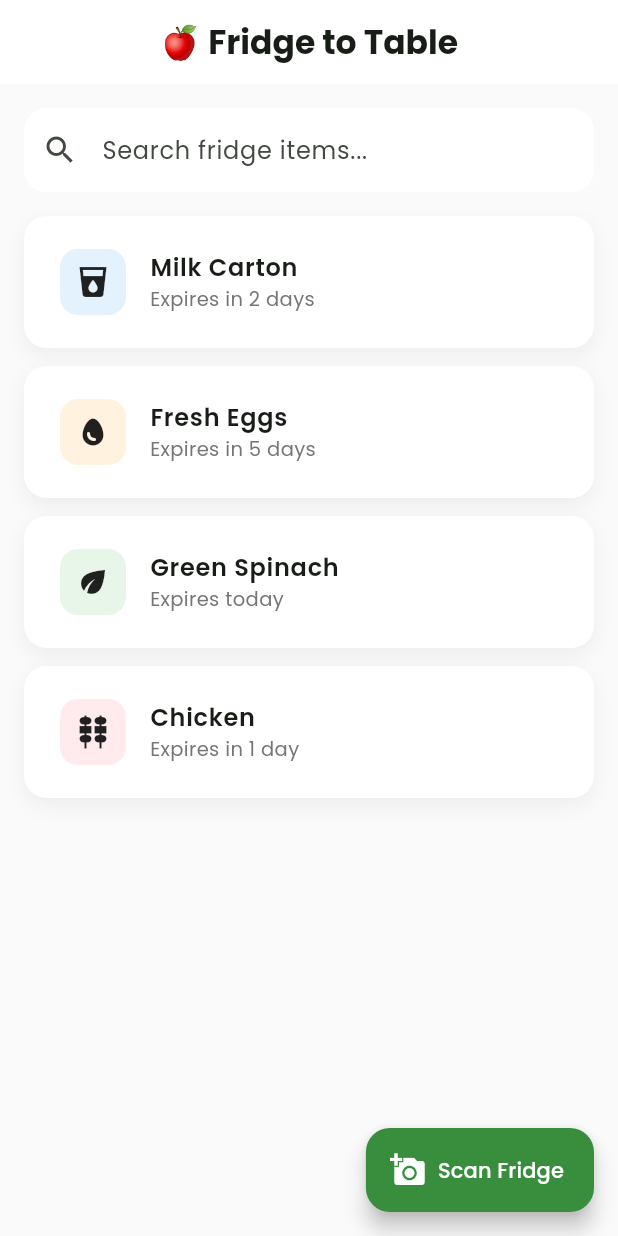
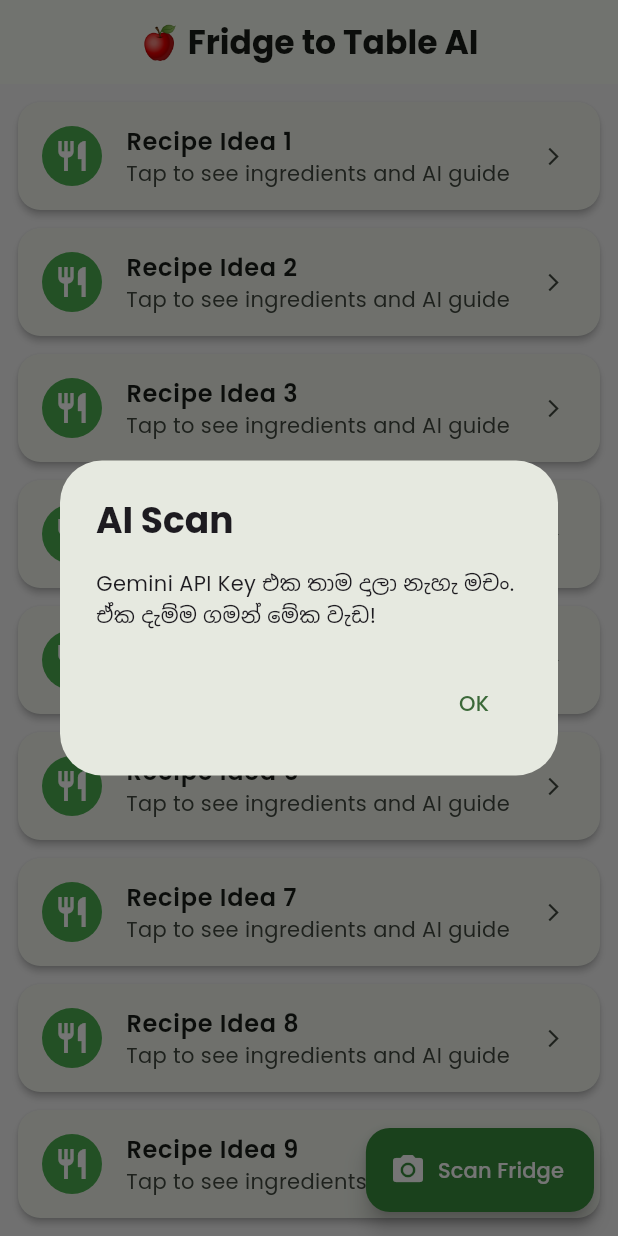
Before and after one commit to danithu17/fridge-to-table, a Flutter app: the screen it shows after launch, after a tap on "Scan Fridge", on a phone screen of 412 x 824 dp. Run offline on Flutter 3.47's test engine with Material 3 defaults, Android fonts, the phone set to English and light mode, and no system bars; our stand-ins replace connectivity_plus, flutter_riverpod, google_fonts, google_generative_ai, google_mobile_ads, image_picker; network calls fail.

Commit message:
Update main.dart

```diff
--- a/lib/main.dart
+++ b/lib/main.dart
@@ -1,12 +1,12 @@
 import 'package:flutter/material.dart';
 import 'package:google_mobile_ads/google_mobile_ads.dart';
 import 'package:google_fonts/google_fonts.dart';
+import 'package:connectivity_plus/connectivity_plus.dart';
+import 'dart:async';
 
 void main() async {
-  // Flutter Engine එක සහ AdMob Initialize කිරීම
   WidgetsFlutterBinding.ensureInitialized();
   await MobileAds.instance.initialize();
-
   runApp(const FridgeToTableApp());
 }
 
@@ -16,12 +16,10 @@ class FridgeToTableApp extends StatelessWidget {
   @override
   Widget build(BuildContext context) {
     return MaterialApp(
-      title: 'Fridge to Table',
       debugShowCheckedModeBanner: false,
       theme: ThemeData(
         useMaterial3: true,
-        // ඇප් එකේ ප්‍රධාන පාට කොළ පාට (Fresh Look)
-        colorScheme: ColorScheme.fromSeed(seedColor: Colors.green.shade700),
+        colorSchemeSeed: Colors.green,
         textTheme: GoogleFonts.poppinsTextTheme(),
       ),
       home: const HomeScreen(),
@@ -38,88 +36,89 @@ class HomeScreen extends StatefulWidget {
 
 class _HomeScreenState extends State<HomeScreen> {
   BannerAd? _bannerAd;
-  bool _isBannerAdLoaded = false;
-
-  // ⚠️ මේක Google දෙන Test ID එක. ඇප් එක රන් වෙලා ඇඩ්ස් පේනවද බලන්න මේක පාවිච්චි කරන්න.
-  final String adUnitId = 'ca-app-pub-3940256099942544/6300978111';
+  bool _isAdLoaded = false;
+  late StreamSubscription<List<ConnectivityResult>> connectivitySub;
 
   @override
   void initState() {
     super.initState();
-    _loadBannerAd();
+    _initAd();
+    _checkInternet();
   }
 
-  void _loadBannerAd() {
+  // 1. AdMob Setup
+  void _initAd() {
     _bannerAd = BannerAd(
-      adUnitId: adUnitId,
+      adUnitId: 'ca-app-pub-3940256099942544/6300978111', // Test ID
       request: const AdRequest(),
       size: AdSize.banner,
       listener: BannerAdListener(
-        onAdLoaded: (ad) {
-          setState(() {
-            _isBannerAdLoaded = true;
-          });
-        },
-        onAdFailedToLoad: (ad, error) {
-          ad.dispose();
-          debugPrint('Ad failed to load: $error');
-        },
+        onAdLoaded: (ad) => setState(() => _isAdLoaded = true),
+        onAdFailedToLoad: (ad, err) => ad.dispose(),
       ),
     )..load();
+  }
+
+  // 2. Internet Connection Check
+  void _checkInternet() {
+    connectivitySub = Connectivity().onConnectivityChanged.listen((results) {
+      if (results.contains(ConnectivityResult.none)) {
+        _showError("No Internet!", "AI scan එක වැඩ කරන්න නම් ඉන්ටර්නෙට් ඕනේ මචං.");
+      }
+    });
+  }
+
+  void _showError(String title, String msg) {
+    showDialog(
+      context: context,
+      builder: (c) => AlertDialog(
+        title: Text(title, style: const TextStyle(fontWeight: FontWeight.bold)),
+        content: Text(msg),
+        actions: [TextButton(onPressed: () => Navigator.pop(c), child: const Text("OK"))],
+      ),
+    );
   }
 
   @override
   void dispose() {
     _bannerAd?.dispose();
+    connectivitySub.cancel();
     super.dispose();
   }
 
   @override
   Widget build(BuildContext context) {
     return Scaffold(
-      backgroundColor: Colors.grey.shade50,
+      backgroundColor: Colors.grey.shade100,
       appBar: AppBar(
-        title: const Text('🍎 Fridge to Table', style: TextStyle(fontWeight: FontWeight.bold)),
+        title: const Text("🍎 Fridge to Table AI", style: TextStyle(fontWeight: FontWeight.bold)),
         centerTitle: true,
-        backgroundColor: Colors.white,
         elevation: 0,
       ),
       body: Column(
         children: [
-          // Modern Search Bar
-          Padding(
-            padding: const EdgeInsets.all(16.0),
-            child: TextField(
-              decoration: InputDecoration(
-                hintText: 'Search fridge items...',
-                prefixIcon: const Icon(Icons.search),
-                filled: true,
-                fillColor: Colors.white,
-                border: OutlineInputBorder(
-                  borderRadius: BorderRadius.circular(15),
-                  borderSide: BorderSide.none,
+          // Recipe List (Infinite-like scroll)
+          Expanded(
+            child: ListView.builder(
+              padding: const EdgeInsets.all(12),
+              itemCount: 15,
+              itemBuilder: (context, index) => Card(
+                elevation: 2,
+                margin: const EdgeInsets.only(bottom: 12),
+                shape: RoundedRectangleBorder(borderRadius: BorderRadius.circular(15)),
+                child: ListTile(
+                  leading: const CircleAvatar(backgroundColor: Colors.green, child: Icon(Icons.restaurant, color: Colors.white)),
+                  title: Text("Recipe Idea ${index + 1}", style: const TextStyle(fontWeight: FontWeight.w600)),
+                  subtitle: const Text("Tap to see ingredients and AI guide"),
+                  trailing: const Icon(Icons.arrow_forward_ios, size: 14),
                 ),
               ),
             ),
           ),
 
-          // Fridge Items List
-          Expanded(
-            child: ListView(
-              padding: const EdgeInsets.symmetric(horizontal: 16),
-              children: [
-                _buildFoodItem("Milk Carton", "Expires in 2 days", Colors.blue.shade50, Icons.local_drink),
-                _buildFoodItem("Fresh Eggs", "Expires in 5 days", Colors.orange.shade50, Icons.egg),
-                _buildFoodItem("Green Spinach", "Expires today", Colors.green.shade50, Icons.eco),
-                _buildFoodItem("Chicken", "Expires in 1 day", Colors.red.shade50, Icons.kebab_dining),
-              ],
-            ),
-          ),
-
-          // Banner Ad එක පෙන්වන කොටස
-          if (_isBannerAdLoaded)
-            Container(
-              alignment: Alignment.center,
+          // AdMob Banner at bottom
+          if (_isAdLoaded)
+            SizedBox(
               width: _bannerAd!.size.width.toDouble(),
               height: _bannerAd!.size.height.toDouble(),
               child: AdWidget(ad: _bannerAd!),
@@ -127,34 +126,11 @@ class _HomeScreenState extends State<HomeScreen> {
         ],
       ),
       floatingActionButton: FloatingActionButton.extended(
-        onPressed: () {},
+        onPressed: () => _showError("AI Scan", "Gemini API Key එක තාම දාලා නැහැ මචං. ඒක දැම්ම ගමන් මේක වැඩ!"),
+        icon: const Icon(Icons.camera_alt),
+        label: const Text("Scan Fridge"),
         backgroundColor: Colors.green.shade700,
         foregroundColor: Colors.white,
-        icon: const Icon(Icons.add_a_photo),
-        label: const Text("Scan Fridge"),
-      ),
-    );
-  }
-
-  Widget _buildFoodItem(String name, String expiry, Color bgColor, IconData icon) {
-    return Container(
-      margin: const EdgeInsets.only(bottom: 12),
-      padding: const EdgeInsets.all(8),
-      decoration: BoxDecoration(
-        color: Colors.white,
-        borderRadius: BorderRadius.circular(15),
-        boxShadow: [
-          BoxShadow(color: Colors.black.withOpacity(0.05), blurRadius: 10, offset: const Offset(0, 5)),
-        ],
-      ),
-      child: ListTile(
-        leading: Container(
-          padding: const EdgeInsets.all(10),
-          decoration: BoxDecoration(color: bgColor, borderRadius: BorderRadius.circular(12)),
-          child: Icon(icon, color: Colors.black87),
-        ),
-        title: Text(name, style: const TextStyle(fontWeight: FontWeight.w600)),
-        subtitle: Text(expiry, style: TextStyle(color: Colors.grey.shade600, fontSize: 13)),
       ),
     );
   }
```
